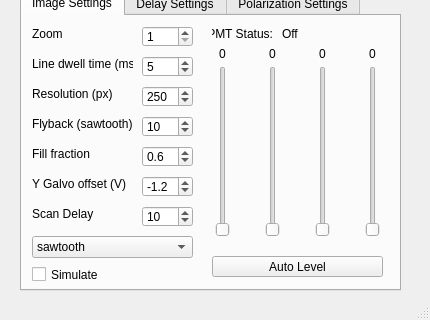
First picture: the form in hyperspecter/gui/hyperspecter_ui.ui, repository ToroidalVortex/Hyperspecter_Supercontinuum, before the edit; both pictures show x 0 to 430 and y 229 to 549 of the 430 by 549 pixel window.
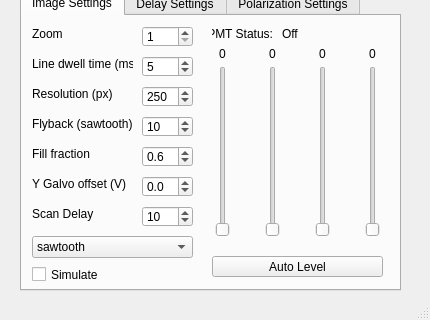
Second picture: the form after the edit.

Commit message: Updated default gui settings

```diff
--- a/hyperspecter/gui/hyperspecter_ui.ui
+++ b/hyperspecter/gui/hyperspecter_ui.ui
@@ -361,7 +361,7 @@
        <double>0.100000000000000</double>
       </property>
       <property name="value">
-       <double>-1.200000000000000</double>
+       <double>0.000000000000000</double>
       </property>
      </widget>
      <widget class="QPushButton" name="autoLevelButton">
```
The commit also changes 1 other file.
